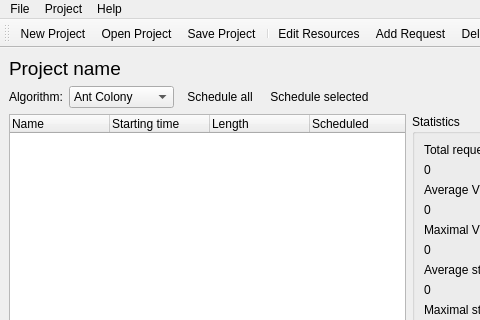
The window that DCGUI/Windows/MainWindow.ui (DanielZorin/DataCenters) describes before a commit, drawn with Qt 5; both pictures show x 0 to 480 and y 0 to 320 of the 578 by 438 pixel window.
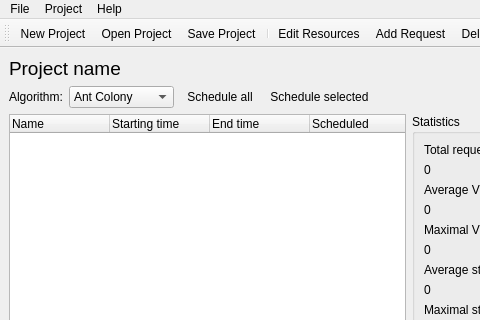
The same window after the commit. Icons and pictures are not drawn.

```diff
--- a/DCGUI/Windows/MainWindow.ui
+++ b/DCGUI/Windows/MainWindow.ui
@@ -188,7 +188,7 @@
           </column>
           <column>
            <property name="text">
-            <string>Length</string>
+            <string>End time</string>
            </property>
           </column>
           <column>
```
Left out of the diff: 19 changed lines with no effect on the pictures.
